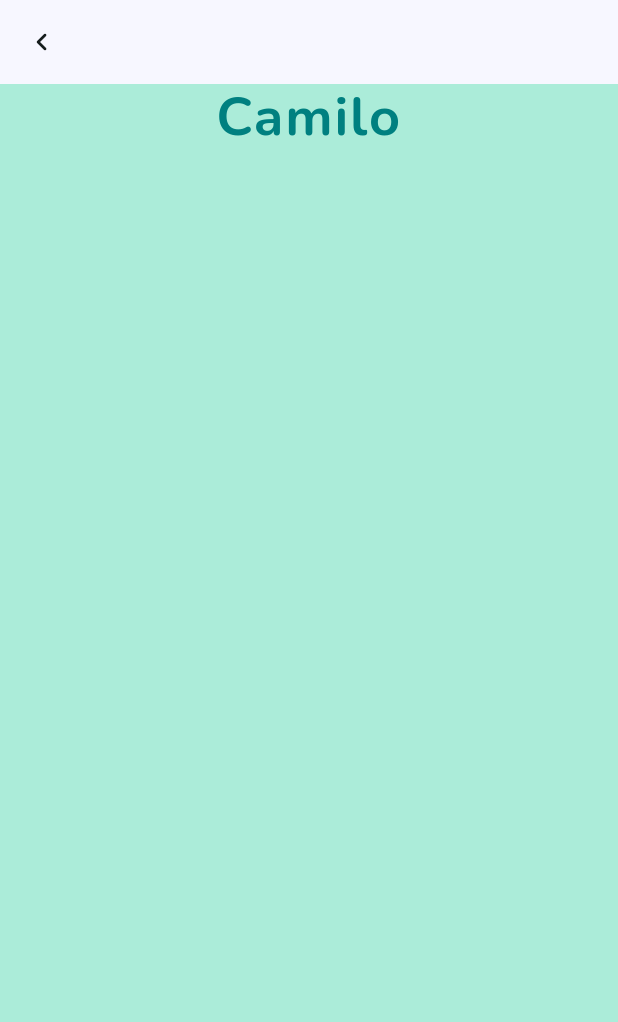
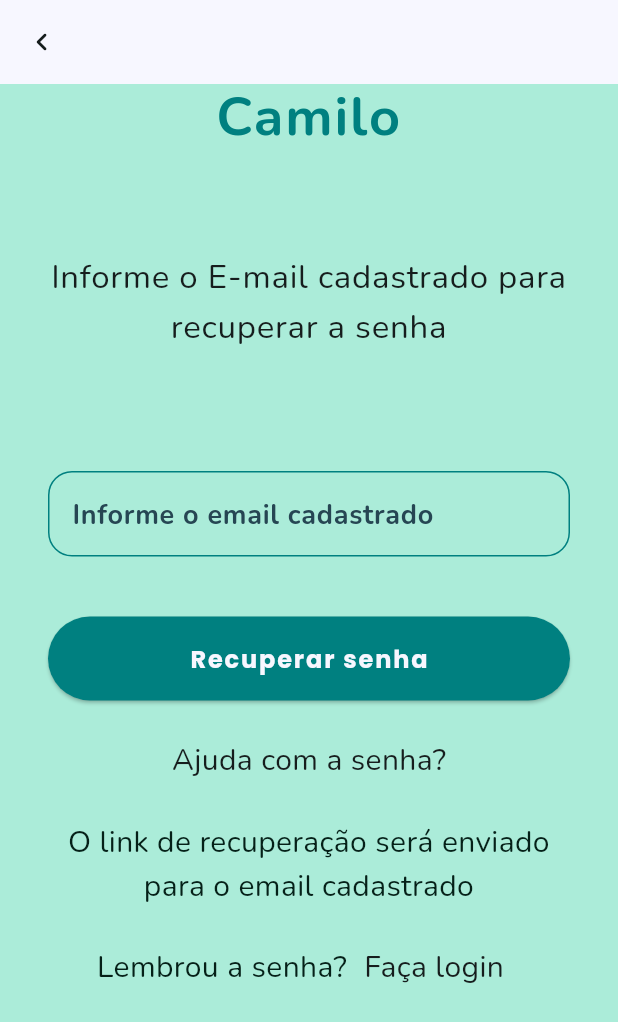
Before and after one commit to oginoino/camilo, a Flutter app: the ForgotPasswordPage screen opened by its route, on a phone screen of 412 x 824 dp. Shown: the top 1022 px of the screen. Run offline on Flutter 3.47's test engine with Material 3 defaults, Android fonts, the phone set to English and light mode, and no system bars; our stand-ins replace flutter_animate, get_it, go_router, google_fonts.

Commit message:
Adicionar formulário de recuperação de senha

```diff
--- a/lib/common_libs.dart
+++ b/lib/common_libs.dart
@@ -111,6 +111,9 @@ export 'ui/components/forms/login_form.dart';
 // register form
 export 'ui/components/forms/register_form.dart';
 
+// forgot password form
+export 'ui/components/forms/forgot_password_form.dart';
+
 // validators
 export 'ui/components/forms/validators/input_validators.dart';
 
--- /dev/null
+++ b/lib/ui/components/forms/forgot_password_form.dart
@@ -0,0 +1,116 @@
+import '../../../common_libs.dart';
+
+class ForgotPasswordForm extends StatelessWidget {
+  ForgotPasswordForm({super.key});
+
+  final GlobalKey<FormState> _forgotPasswordFormKey = GlobalKey<FormState>();
+
+  final String _emailForgotPasswordInputKey = 'email-forgot-password-input-key';
+
+  final TextEditingController _forgotPasswordEmailController =
+      TextEditingController();
+
+  final String title = 'Informe o E-mail cadastrado para recuperar a senha';
+
+  final String ctaButtonText = 'Recuperar senha';
+
+  final String helperPassword =
+      'O link de recuperação será enviado para o email cadastrado';
+
+  final String psswordButtonText = 'Ajuda com a senha?';
+
+  String get helperLogin => 'Lembrou a senha?';
+
+  String get helperLoginText => 'Faça login';
+
+  @override
+  Widget build(BuildContext context) {
+    return ConstrainedBox(
+      constraints:
+          BoxConstraints(maxWidth: MediaQuery.of(context).size.height * 0.8),
+      child: Padding(
+        padding: const EdgeInsets.all(32),
+        child: Form(
+          key: _forgotPasswordFormKey,
+          child: Column(
+            mainAxisAlignment: MainAxisAlignment.start,
+            children: [
+              Text(
+                title,
+                style: Theme.of(context).textTheme.bodyLarge,
+                textAlign: TextAlign.center,
+              ),
+              const SizedBox(
+                height: 80,
+              ),
+              TextFormField(
+                key: Key(_emailForgotPasswordInputKey),
+                controller: _forgotPasswordEmailController,
+                keyboardType: TextInputType.emailAddress,
+                autofillHints: const [AutofillHints.email],
+                decoration: const InputDecoration(
+                  hintText: 'Informe o email cadastrado',
+                ),
+                validator: (String? value) {
+                  return null;
+                },
+                onEditingComplete: () {
+                  FocusScope.of(context).nextFocus();
+                },
+                // remove focus on click outside
+                onTapOutside: ((event) => FocusScope.of(context).unfocus()),
+              ),
+              const SizedBox(
+                height: 40,
+              ),
+              FilledButton(
+                onPressed: () {},
+                child: Text(ctaButtonText),
+              ),
+              const SizedBox(
+                height: 16,
+              ),
+              TextButton(
+                  onPressed: () {},
+                  child: Text(
+                    psswordButtonText,
+                    style: Theme.of(context).textTheme.bodyMedium,
+                  )),
+              const SizedBox(
+                height: 16,
+              ),
+              Text(
+                helperPassword,
+                style: Theme.of(context).textTheme.bodyMedium?.copyWith(
+                    color: Theme.of(context).colorScheme.onBackground),
+                textAlign: TextAlign.center,
+              ),
+              const SizedBox(
+                height: 16,
+              ),
+              Row(
+                mainAxisAlignment: MainAxisAlignment.center,
+                children: [
+                  Text(
+                    helperLogin,
+                    style: Theme.of(context).textTheme.bodyMedium?.copyWith(
+                        color: Theme.of(context).colorScheme.onBackground),
+                    textAlign: TextAlign.center,
+                  ),
+                  TextButton(
+                      onPressed: () {
+                        appRouter.go(ScreenPaths.login);
+                      },
+                      child: Text(
+                        helperLoginText,
+                        style: Theme.of(context).textTheme.bodyMedium,
+                      )),
+                ],
+              ),
+            ],
+          ),
+        ),
+      ),
+    );
+  }
+}
--- a/lib/ui/pages/forgot_password_page.dart
+++ b/lib/ui/pages/forgot_password_page.dart
@@ -17,13 +17,14 @@ class ForgotPasswordPage extends StatelessWidget {
           },
         ),
       ),
-      body: const SingleChildScrollView(
+      body: SingleChildScrollView(
         reverse: true,
         child: Center(
           child: Column(
             mainAxisAlignment: MainAxisAlignment.start,
             children: [
-              AppLogo(),
+              const AppLogo(),
+              ForgotPasswordForm(),
             ],
           ),
         ),
```
